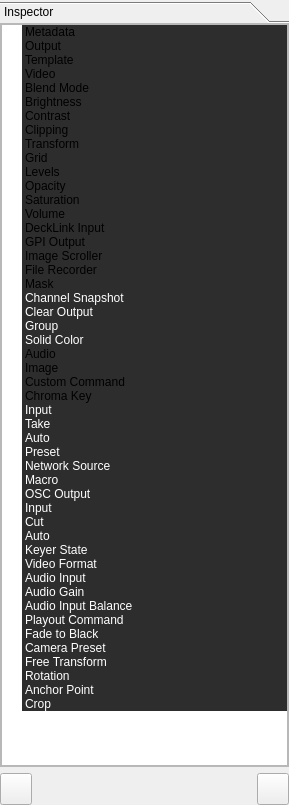
Old version of the form src/Widgets/Inspector/InspectorWidget.ui in the repository CasparCG/client.
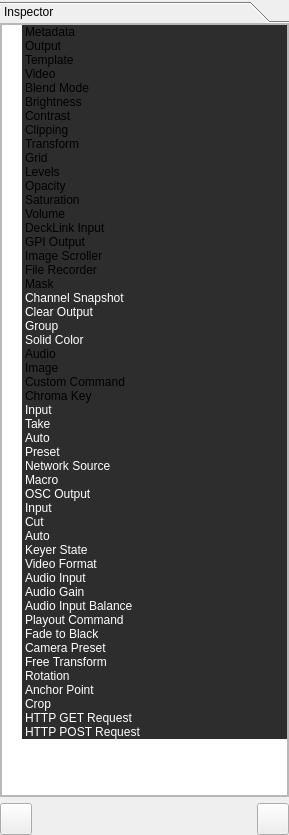
New version of the form.

Commit message: Added support for HTTP GET and HTTP POST requests.

What changed in the file:
```diff
--- a/src/Widgets/Inspector/InspectorWidget.ui
+++ b/src/Widgets/Inspector/InspectorWidget.ui
@@ -7,7 +7,7 @@
     <x>0</x>
     <y>0</y>
     <width>289</width>
-    <height>805</height>
+    <height>835</height>
    </rect>
   </property>
   <property name="sizePolicy">
@@ -58,7 +58,7 @@
         <x>0</x>
         <y>0</y>
         <width>289</width>
-        <height>743</height>
+        <height>773</height>
        </rect>
       </property>
       <property name="sizePolicy">
@@ -94,7 +94,7 @@
             <x>0</x>
             <y>0</y>
             <width>285</width>
-            <height>739</height>
+            <height>769</height>
            </rect>
           </property>
           <layout class="QVBoxLayout" name="verticalLayout_3">
@@ -1256,6 +1256,52 @@
                </brush>
               </property>
              </item>
+             <item>
+              <property name="text">
+               <string>HTTP GET Request</string>
+              </property>
+              <property name="background">
+               <brush brushstyle="SolidPattern">
+                <color alpha="255">
+                 <red>45</red>
+                 <green>45</green>
+                 <blue>45</blue>
+                </color>
+               </brush>
+              </property>
+              <property name="foreground">
+               <brush brushstyle="SolidPattern">
+                <color alpha="255">
+                 <red>255</red>
+                 <green>255</green>
+                 <blue>255</blue>
+                </color>
+               </brush>
+              </property>
+             </item>
+             <item>
+              <property name="text">
+               <string>HTTP POST Request</string>
+              </property>
+              <property name="background">
+               <brush brushstyle="SolidPattern">
+                <color alpha="255">
+                 <red>45</red>
+                 <green>45</green>
+                 <blue>45</blue>
+                </color>
+               </brush>
+              </property>
+              <property name="foreground">
+               <brush brushstyle="SolidPattern">
+                <color alpha="255">
+                 <red>255</red>
+                 <green>255</green>
+                 <blue>255</blue>
+                </color>
+               </brush>
+              </property>
+             </item>
             </widget>
            </item>
           </layout>
```
The commit also changes 60 other files.
